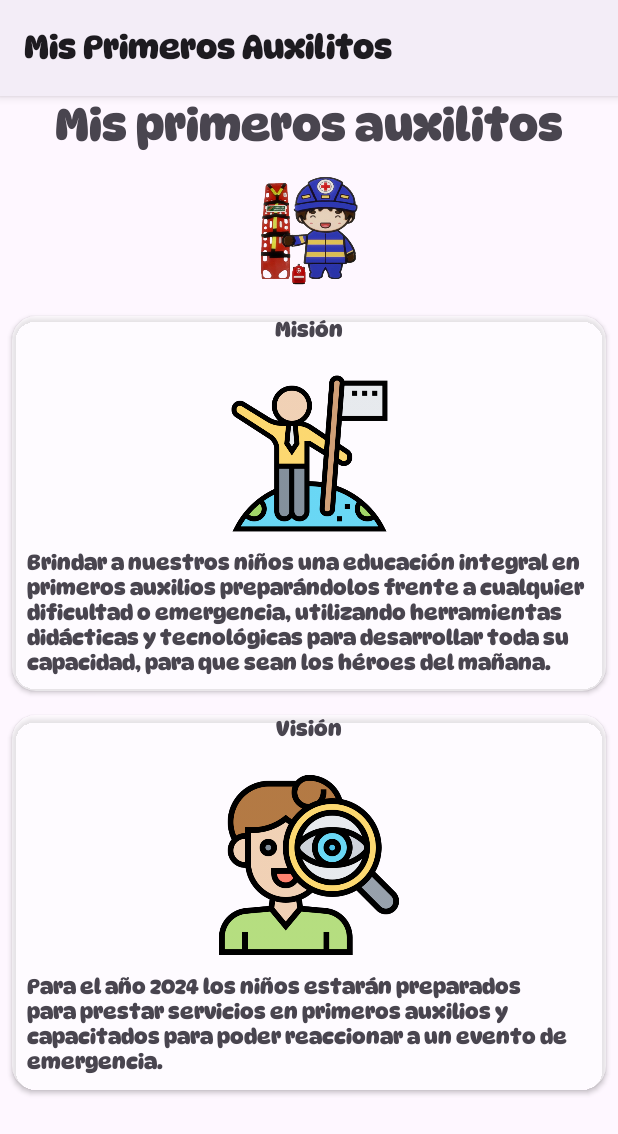
After one commit to AndresFelipe077/Mis-Primeros-Auxilitos-APP, an Android app: the MisionVisionActivity screen opened directly, with no data from a screen before it, on a phone screen of 412 x 824 dp. The commit adds this screen. Shown: the top 1134 px of the screen. Run offline under Robolectric (Android 15) with nearby library versions, the phone set to English and light mode, and no system bars.

Commit message:
Create view mision vision

```diff
--- a/app/src/main/AndroidManifest.xml
+++ b/app/src/main/AndroidManifest.xml
@@ -18,14 +18,15 @@
         tools:ignore="LockedOrientationActivity"
         tools:targetApi="31">
         <activity
+            android:name=".settings.MisionVisionActivity"
+            android:exported="false" />
+        <activity
             android:name=".games.QuestionsActivity"
             android:exported="false" />
         <activity
             android:name=".games.SelectObjectWeb"
             android:exported="false" />
-        <activity
-            android:name=".games.MainActivity"
-            android:exported="false" />
+
         <activity
             android:name=".games.AparecerObjetosAuxilitos"
             android:exported="false"
--- /dev/null
+++ b/app/src/main/java/com/auxilitos/mis_primeros_auxilitos/settings/MisionVisionActivity.kt
@@ -0,0 +1,12 @@
+package com.auxilitos.mis_primeros_auxilitos.settings
+
+import androidx.appcompat.app.AppCompatActivity
+import android.os.Bundle
+import com.auxilitos.mis_primeros_auxilitos.R
+
+class MisionVisionActivity : AppCompatActivity() {
+  override fun onCreate(savedInstanceState: Bundle?) {
+    super.onCreate(savedInstanceState)
+    setContentView(R.layout.activity_mision_vision)
+  }
+}
--- /dev/null
+++ b/app/src/main/res/layout/activity_mision_vision.xml
@@ -0,0 +1,124 @@
+<?xml version="1.0" encoding="utf-8"?>
+<LinearLayout xmlns:android="http://schemas.android.com/apk/res/android"
+    xmlns:tools="http://schemas.android.com/tools"
+    android:layout_width="match_parent"
+    android:layout_height="match_parent"
+    tools:context=".settings.MisionVisionActivity"
+    xmlns:card_view="http://schemas.android.com/apk/res-auto"
+    >
+
+    <ScrollView
+        android:layout_width="match_parent"
+        android:layout_height="match_parent"
+        tools:ignore="UselessParent"
+        android:scrollbarThumbVertical="@drawable/scroll">
+
+        <LinearLayout
+            android:layout_width="match_parent"
+            android:layout_height="wrap_content"
+            android:orientation="vertical"
+            tools:ignore="UselessParent">
+
+            <TextView
+                android:layout_width="wrap_content"
+                android:layout_height="wrap_content"
+                android:text="@string/title"
+                android:layout_gravity="center"
+                android:textSize="30sp"
+                />
+
+            <ImageView
+                android:layout_width="100dp"
+                android:layout_height="100dp"
+                android:src="@drawable/logo"
+                android:layout_gravity="center"
+                tools:ignore="ContentDescription" />
+
+            <androidx.cardview.widget.CardView
+                android:layout_width="match_parent"
+                android:layout_height="250dp"
+                android:layout_margin="8dp"
+                android:foreground="?android:attr/selectableItemBackground"
+                card_view:cardCornerRadius="16dp"
+                card_view:cardBackgroundColor="#80FFFFFF"
+                android:layout_marginBottom="100dp">
+
+                <LinearLayout
+                    android:layout_width="match_parent"
+                    android:layout_height="wrap_content"
+                    android:orientation="vertical">
+
+                    <TextView
+                        android:layout_width="match_parent"
+                        android:layout_height="wrap_content"
+                        android:text="@string/mision"
+                        android:textAlignment="center" />
+
+                    <ImageView
+                        android:layout_width="match_parent"
+                        android:layout_height="0dp"
+                        android:layout_weight="1"
+                        android:src="@drawable/mision"
+                        android:layout_gravity="center_vertical"
+                        android:scaleType="centerInside"
+                        android:layout_marginTop="20dp"
+                        tools:ignore="ContentDescription" />
+
+                    <TextView
+                        android:layout_width="match_parent"
+                        android:layout_height="wrap_content"
+                        android:text="@string/text_mision"
+                        android:layout_gravity="bottom"
+                        android:layout_margin="10dp" />
+
+                </LinearLayout>
+            </androidx.cardview.widget.CardView>
+
+            <androidx.cardview.widget.CardView
+                android:layout_width="match_parent"
+                android:layout_height="250dp"
+                android:layout_margin="8dp"
+                android:foreground="?android:attr/selectableItemBackground"
+                card_view:cardCornerRadius="16dp"
+                card_view:cardBackgroundColor="#80FFFFFF"
+                android:layout_marginBottom="100dp">
+
+                <LinearLayout
+                    android:layout_width="match_parent"
+                    android:layout_height="wrap_content"
+                    android:orientation="vertical">
+
+                    <TextView
+                        android:layout_width="match_parent"
+                        android:layout_height="wrap_content"
+                        android:text="@string/vision"
+                        android:textAlignment="center" />
+
+                    <ImageView
+                        android:layout_width="match_parent"
+                        android:layout_height="0dp"
+                        android:layout_weight="1"
+                        android:src="@drawable/vision"
+                        android:layout_gravity="center_vertical"
+                        android:scaleType="centerInside"
+                        android:layout_marginTop="20dp"
+                        tools:ignore="ContentDescription" />
+
+                    <TextView
+                        android:layout_width="match_parent"
+                        android:layout_height="wrap_content"
+                        android:text="@string/text_vision"
+                        android:layout_gravity="bottom"
+                        android:layout_margin="10dp" />
+
+                </LinearLayout>
+            </androidx.cardview.widget.CardView>
+
+        </LinearLayout>
+
+
+    </ScrollView>
+
+
+
+</LinearLayout>
--- a/app/src/main/res/values/strings.xml
+++ b/app/src/main/res/values/strings.xml
@@ -69,5 +69,9 @@
     <string name="game_of_auxilitos">Game of auxilitos</string>
     <string name="title_of_image">Title of image</string>
     <string name="this_is_a_author">This is a author</string>
+    <string name="mision">Misión</string>
+    <string name="text_mision">Brindar a nuestros niños una educación integral en primeros auxilios preparándolos frente a cualquier dificultad o emergencia, utilizando herramientas didácticas y tecnológicas para desarrollar toda su capacidad, para que sean los héroes del mañana.</string>
+    <string name="vision">Visión</string>
+    <string name="text_vision">Para el año 2024 los niños estarán preparados para prestar servicios en primeros auxilios y capacitados para poder reaccionar a un evento de emergencia.</string>
 
 </resources>
```
Also changed, not shown: app/src/main/res/drawable/mision.png (added), app/src/main/res/drawable/vision.png (added).
